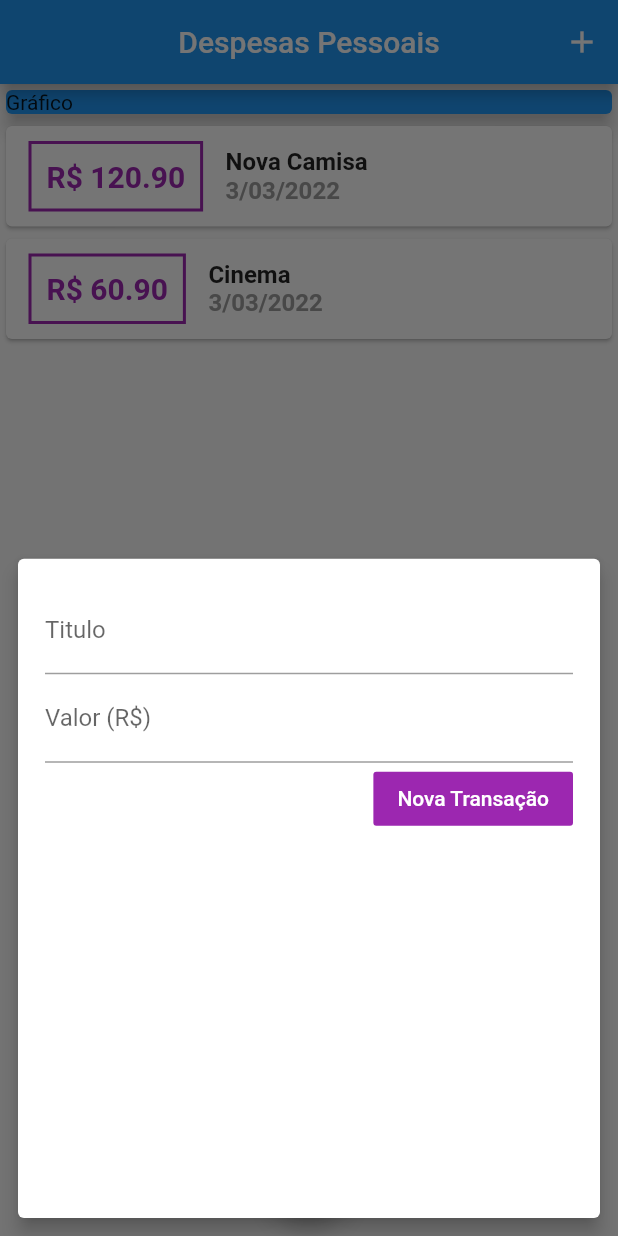
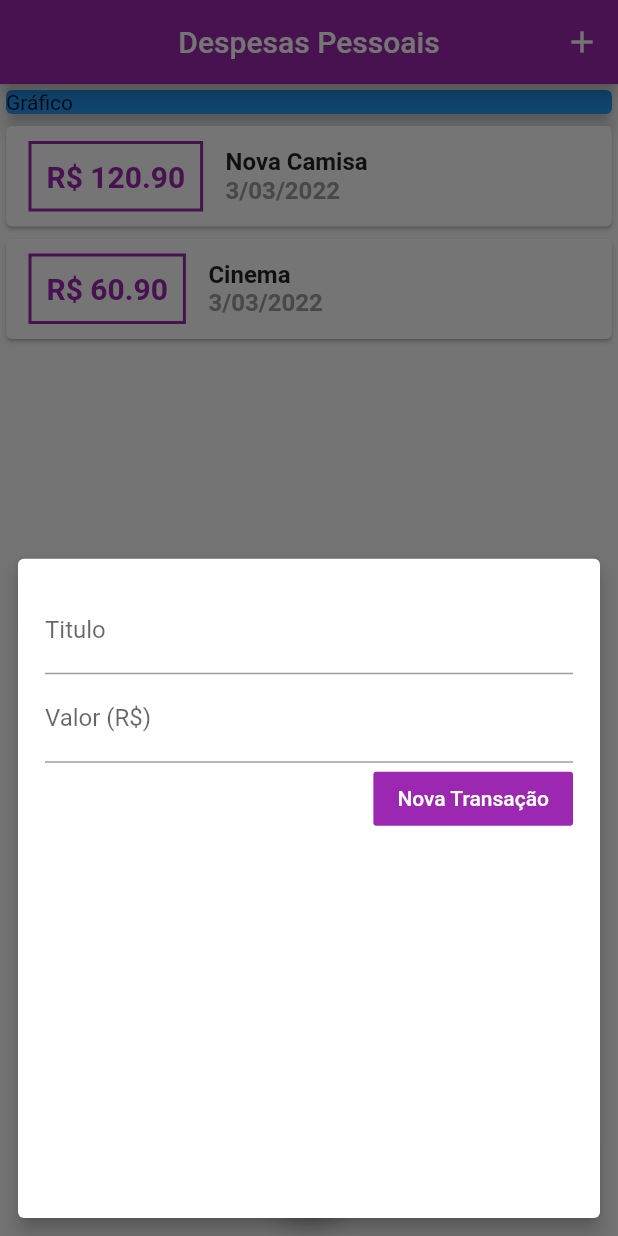
Before and after one commit to DavidCarrilho/app_expenses, a Flutter app: the screen it shows after launch, after a tap on the "add" icon, on a phone screen of 412 x 824 dp. Run offline on Flutter 3.47's test engine with Material 2 defaults, Android fonts, the phone set to English and light mode, and no system bars.

Commit message:
feat: defination of theme

```diff
--- a/lib/app/appwidget.dart
+++ b/lib/app/appwidget.dart
@@ -2,14 +2,13 @@ import 'package:expenses/app/pages/pages.dart';
 import 'package:flutter/material.dart';
 
 class AppWidget extends StatelessWidget {
-
-
   @override
   Widget build(BuildContext context) {
     return MaterialApp(
       title: 'Flutter Demo',
       theme: ThemeData(
-        primarySwatch: Colors.blue,
+        primarySwatch: Colors.purple,
+        accentColor: Colors.amber,
       ),
       home: HomePage(),
     );
--- a/lib/app/components/trabsaction_list.dart
+++ b/lib/app/components/trabsaction_list.dart
@@ -29,7 +29,7 @@ class TransactionList extends StatelessWidget {
                   padding: EdgeInsets.all(10.0),
                   decoration: BoxDecoration(
                     border: Border.all(
-                      color: Colors.purple,
+                      color: Theme.of(context).primaryColor,
                       width: 2.0,
                     ),
                   ),
@@ -38,7 +38,7 @@ class TransactionList extends StatelessWidget {
                     style: TextStyle(
                       fontWeight: FontWeight.bold,
                       fontSize: 20.0,
-                      color: Colors.purple,
+                      color: Theme.of(context).primaryColor,
                     ),
                   ),
                 ),
--- a/lib/app/components/transactions_form.dart
+++ b/lib/app/components/transactions_form.dart
@@ -31,13 +31,13 @@ class _TransactionFormState extends State<TransactionForm> {
           children: <Widget>[
             TextField(
               decoration: InputDecoration(labelText: 'Titulo'),
-              onSubmitted: (_)=> _submitForm(),
+              onSubmitted: (_) => _submitForm(),
               controller: titleController,
             ),
             TextField(
               controller: valueController,
               keyboardType: TextInputType.numberWithOptions(decimal: true),
-              onSubmitted: (_)=> _submitForm(),
+              onSubmitted: (_) => _submitForm(),
               decoration: InputDecoration(
                 labelText: 'Valor (R\$)',
               ),
@@ -46,7 +46,7 @@ class _TransactionFormState extends State<TransactionForm> {
               alignment: Alignment.bottomRight,
               child: FlatButton(
                 onPressed: _submitForm,
-                color: Colors.purple,
+                color: Theme.of(context).primaryColor,
                 textColor: Colors.white,
                 child: Text('Nova Transação'),
               ),
```
